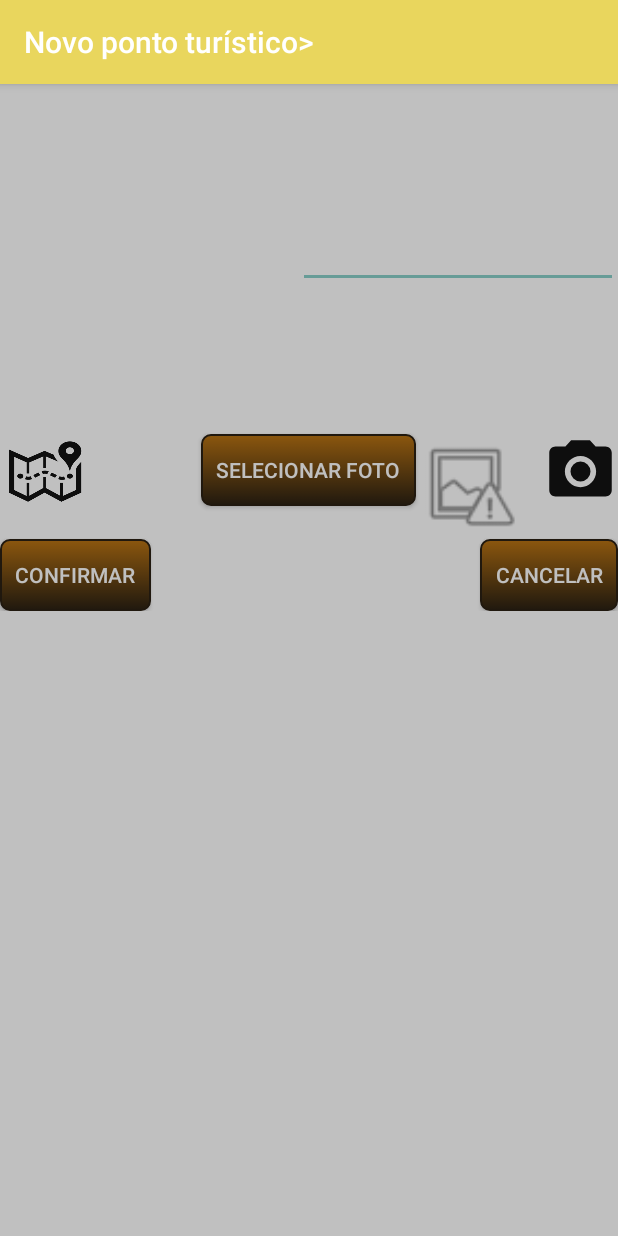
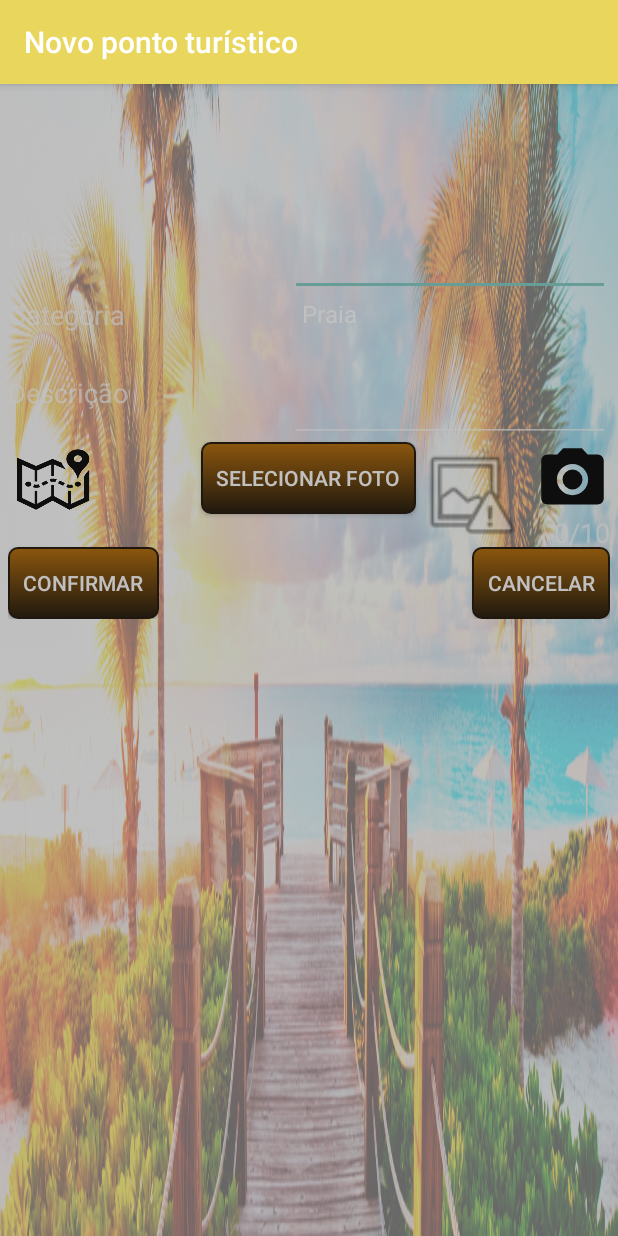
Before and after one commit to diogoflorencio/DiscoveryTrip, an Android app: the fragment PontoTuristicoCadastroFragment shown on its own in the app's theme, on a phone screen of 412 x 824 dp. Run offline under Robolectric (Android 15) with nearby library versions, the phone set to English and light mode, and no system bars; libraries missing offline, so code that uses them is left out: com.facebook; 2 statements that could not run were skipped.

Commit message:
refatorando as telas

```diff
--- a/app/src/main/java/com/example/diogo/discoverytrip/Fragments/PerfilEditFragment.java
+++ b/app/src/main/java/com/example/diogo/discoverytrip/Fragments/PerfilEditFragment.java
@@ -45,7 +45,7 @@ public class PerfilEditFragment extends Fragment implements View.OnClickListener
         Log.d("Logger", "PerfilEditFragment onCreate");
         View rootView = inflater.inflate(R.layout.fragment_perfil_edit, container, false);
 
-        getActivity().setTitle(R.string.perfil_label);
+        getActivity().setTitle(R.string.edicao_perfil_label);
         rootView.findViewById(R.id.pfeConfirm_btn).setOnClickListener(this);
         rootView.findViewById(R.id.pfeCancel_btn).setOnClickListener(this);
 
--- a/app/src/main/res/layout/fragment_ponto_turistico_cadastro.xml
+++ b/app/src/main/res/layout/fragment_ponto_turistico_cadastro.xml
@@ -1,4 +1,4 @@
-<RelativeLayout xmlns:android="http://schemas.android.com/apk/res/android"
+<FrameLayout xmlns:android="http://schemas.android.com/apk/res/android"
     xmlns:app="http://schemas.android.com/apk/res-auto"
     xmlns:tools="http://schemas.android.com/tools"
     android:layout_width="match_parent"
@@ -7,25 +7,43 @@
     android:alpha="0.7"
     android:background="@color/cardview_light_background">
 
-    <ScrollView
+    <RelativeLayout
+        android:layout_width="match_parent"
+        android:layout_height="match_parent">
+
+        <ImageView
+            android:id="@+id/ptCad__background"
             android:layout_width="match_parent"
             android:layout_height="match_parent"
-        android:layout_alignParentTop="true"
-        android:layout_alignParentLeft="true"
-        android:layout_alignParentStart="true">
+            android:alpha="0.5"
+            android:scaleType="fitXY"
+            app:srcCompat="@drawable/ponto_turistico_background" />
+    </RelativeLayout>
 
     <RelativeLayout
         android:layout_width="match_parent"
         android:layout_height="match_parent">
 
+        <ScrollView
+            android:layout_width="match_parent"
+            android:layout_height="match_parent"
+            android:layout_alignParentLeft="true"
+            android:layout_alignParentStart="true"
+            android:layout_alignParentTop="true">
+
+            <RelativeLayout
+                android:layout_width="match_parent"
+                android:layout_height="match_parent"
+                android:layout_margin="5dp">
+
                 <Button
                     android:id="@+id/pntMap_btn"
                     android:layout_width="60dp"
                     android:layout_height="50dp"
-                android:background="@drawable/map_icon"
+                    android:layout_alignParentLeft="true"
+                    android:layout_alignParentStart="true"
                     android:layout_alignTop="@+id/ponto_turistico_btnFoto"
-                android:layout_alignParentLeft="true"
-                android:layout_alignParentStart="true" />
+                    android:background="@drawable/map_icon" />
 
                 <TextView
                     android:id="@+id/pntName_txt"
@@ -40,48 +58,48 @@
                     android:textSize="18sp" />
 
                 <TextView
-                android:text="Descrição"
+                    android:id="@+id/pntDesc_txt"
                     android:layout_width="wrap_content"
                     android:layout_height="wrap_content"
-                android:id="@+id/pntDesc_txt"
-                android:textSize="18sp"
-                android:layout_below="@+id/pntCat_txt"
                     android:layout_alignParentLeft="true"
                     android:layout_alignParentStart="true"
+                    android:layout_below="@+id/pntCat_txt"
                     android:layout_marginTop="27dp"
-                android:layout_weight="1" />
+                    android:layout_weight="1"
+                    android:text="Descrição"
+                    android:textSize="18sp" />
 
                 <TextView
-                android:text="Categoria"
+                    android:id="@+id/pntCat_txt"
                     android:layout_width="wrap_content"
                     android:layout_height="wrap_content"
-                android:id="@+id/pntCat_txt"
-                android:textSize="18sp"
-                android:layout_below="@+id/pntName_txt"
                     android:layout_alignParentLeft="true"
                     android:layout_alignParentStart="true"
+                    android:layout_below="@+id/pntName_txt"
                     android:layout_marginTop="25dp"
-                android:layout_weight="1" />
+                    android:layout_weight="1"
+                    android:text="Categoria"
+                    android:textSize="18sp" />
 
                 <EditText
                     android:id="@+id/pntNameVal_txt"
                     android:layout_width="wrap_content"
                     android:layout_height="wrap_content"
+                    android:layout_above="@+id/ptCategory_spn"
+                    android:layout_alignParentEnd="true"
+                    android:layout_alignParentRight="true"
                     android:ems="10"
-                android:inputType="textPersonName"
-                android:layout_above="@+id/ptCategory_spn"
-                android:layout_alignParentRight="true"
-                android:layout_alignParentEnd="true" />
+                    android:inputType="textPersonName" />
 
                 <EditText
+                    android:id="@+id/pntDescVal_txt"
                     android:layout_width="wrap_content"
                     android:layout_height="wrap_content"
-                android:inputType="textPersonName"
+                    android:layout_alignParentEnd="true"
+                    android:layout_alignParentRight="true"
+                    android:layout_alignTop="@+id/pntDesc_txt"
                     android:ems="10"
-                android:id="@+id/pntDescVal_txt"
-                android:layout_alignTop="@+id/pntDesc_txt"
-                android:layout_alignParentRight="true"
-                android:layout_alignParentEnd="true" />
+                    android:inputType="textPersonName" />
 
                 <Button
                     android:id="@+id/ponto_turistico_btnFoto"
@@ -93,14 +111,14 @@
                     android:text="Selecionar Foto" />
 
                 <Spinner
+                    android:id="@+id/ptCategory_spn"
                     android:layout_width="match_parent"
                     android:layout_height="wrap_content"
-                android:id="@+id/ptCategory_spn"
-                android:layout_alignTop="@+id/pntCat_txt"
+                    android:layout_alignLeft="@+id/pntNameVal_txt"
+                    android:layout_alignParentEnd="true"
                     android:layout_alignParentRight="true"
-                android:layout_alignParentEnd="true"
-                android:layout_alignLeft="@+id/pntNameVal_txt"
-                android:layout_alignStart="@+id/pntNameVal_txt" />
+                    android:layout_alignStart="@+id/pntNameVal_txt"
+                    android:layout_alignTop="@+id/pntCat_txt" />
 
                 <Button
                     android:id="@+id/pntCamera_btn"
@@ -125,12 +143,12 @@
                     android:id="@+id/pntPictureCnt_txt"
                     android:layout_width="wrap_content"
                     android:layout_height="wrap_content"
+                    android:layout_alignParentEnd="true"
+                    android:layout_alignParentRight="true"
+                    android:layout_below="@+id/ponto_turistico_btnFoto"
                     android:text="0/10"
                     android:textAlignment="center"
-                android:textSize="18sp"
-                android:layout_below="@+id/ponto_turistico_btnFoto"
-                android:layout_alignParentRight="true"
-                android:layout_alignParentEnd="true" />
+                    android:textSize="18sp" />
 
                 <Button
                     android:id="@+id/pntRegister_btn"
@@ -145,14 +163,15 @@
                     android:id="@+id/pntPictureImgView"
                     android:layout_width="70dp"
                     android:layout_height="70dp"
+                    android:layout_below="@+id/pntDescVal_txt"
+                    android:layout_toEndOf="@+id/ponto_turistico_btnFoto"
+                    android:layout_toRightOf="@+id/ponto_turistico_btnFoto"
                     android:scaleType="fitXY"
-                app:srcCompat="@android:drawable/ic_menu_report_image"
-                android:layout_below="@+id/pntDescVal_txt"
-                android:layout_toRightOf="@+id/ponto_turistico_btnFoto"
-                android:layout_toEndOf="@+id/ponto_turistico_btnFoto" />
+                    app:srcCompat="@android:drawable/ic_menu_report_image" />
 
             </RelativeLayout>
         </ScrollView>
+    </RelativeLayout>
 
 
-</RelativeLayout>
+</FrameLayout>
--- a/app/src/main/res/values/strings.xml
+++ b/app/src/main/res/values/strings.xml
@@ -12,8 +12,9 @@
     <string name="home_label">Home</string>
     <string name="localizacao_label">Localização</string>
     <string name="perfil_label">Perfil</string>
+    <string name="edicao_perfil_label">Edição de perfil</string>
     <string name="ponto_turistico_label">Ponto turístico</string>
-    <string name="cadastro_ponto_turistico_label">Novo ponto turístico></string>
+    <string name="cadastro_ponto_turistico_label">Novo ponto turístico</string>
 
     //CadastroActivity strings
     <string name="falha_conexao">Falha na conexão com o servidor!</string>
```
Also changed, not shown: app/src/main/res/layout/fragment_evento.xml (+4 -3 lines), app/src/main/res/layout/fragment_evento_cadastro.xml (+15 -5 lines), app/src/main/res/layout/fragment_perfil.xml (+45 -36 lines), app/src/main/res/layout/fragment_perfil_edit.xml (+60 -55 lines), app/src/main/res/layout/fragment_ponto_turistico.xml (+7 -5 lines). Lines whose indentation alone changed are shown as unchanged.
